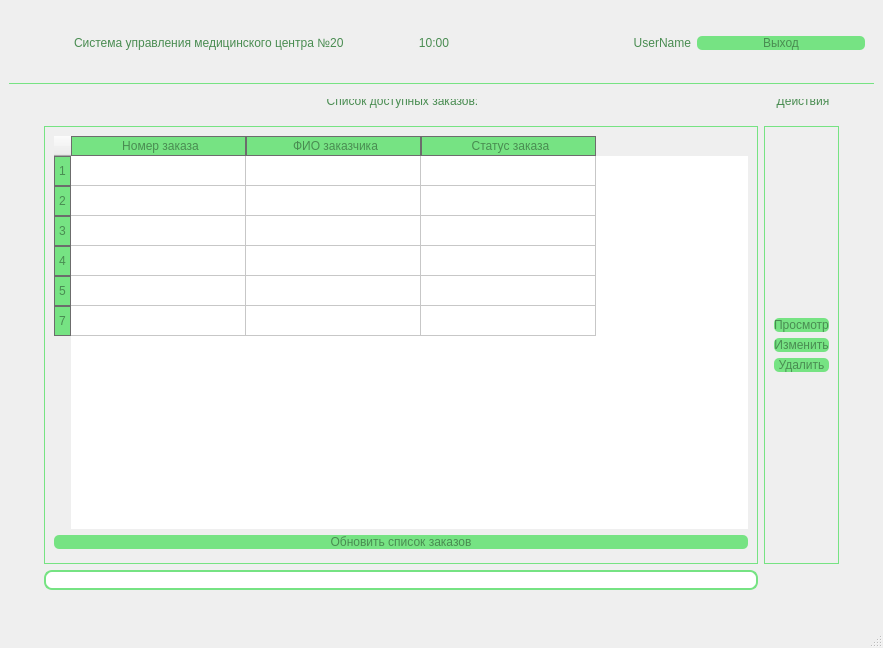
This is mainwindow.ui in AlexeyAleksandrov/CovidCenterDesktop as Qt 5 draws it before an edit. The edited form follows.
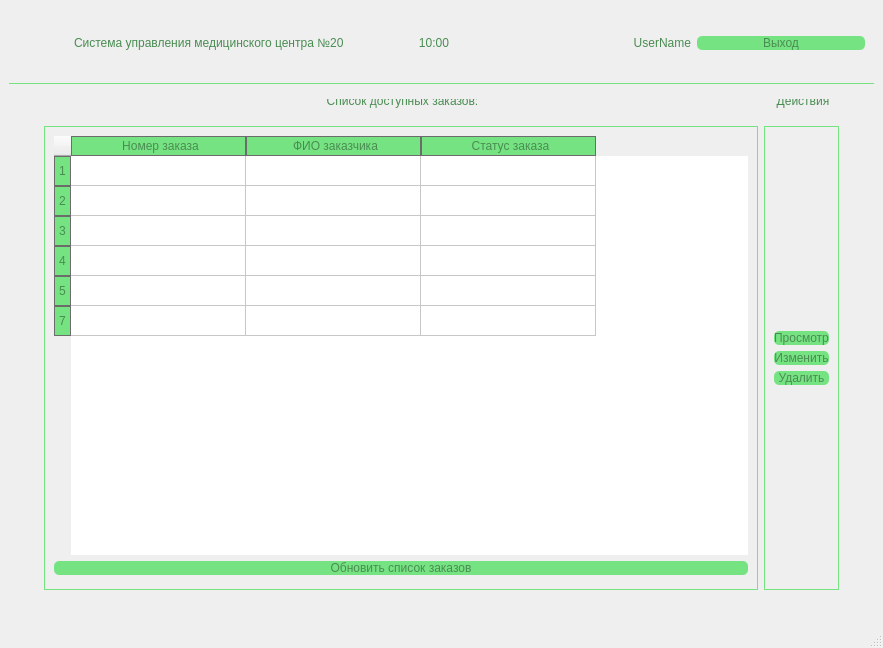
This is the edited form. The open tabs and pages were chosen to show the change. Icons and pictures are not drawn.

What changed in the file:
```diff
--- a/mainwindow.ui
+++ b/mainwindow.ui
@@ -1492,9 +1492,6 @@
           </layout>
          </widget>
         </item>
-        <item row="1" column="0">
-         <widget class="QLineEdit" name="lineEdit"/>
-        </item>
        </layout>
       </widget>
      </widget>
```
Left out of the diff: 4 changed lines with no effect on the pictures.
